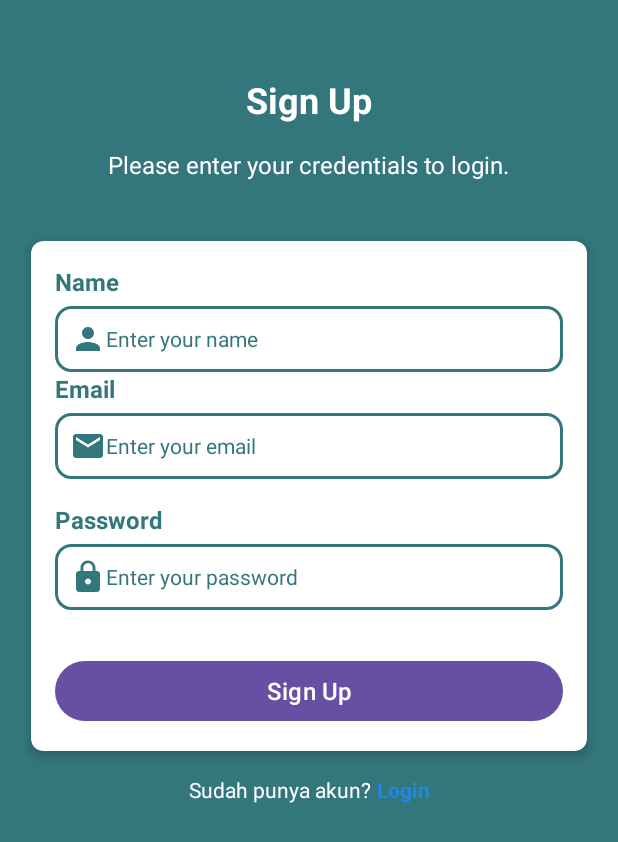
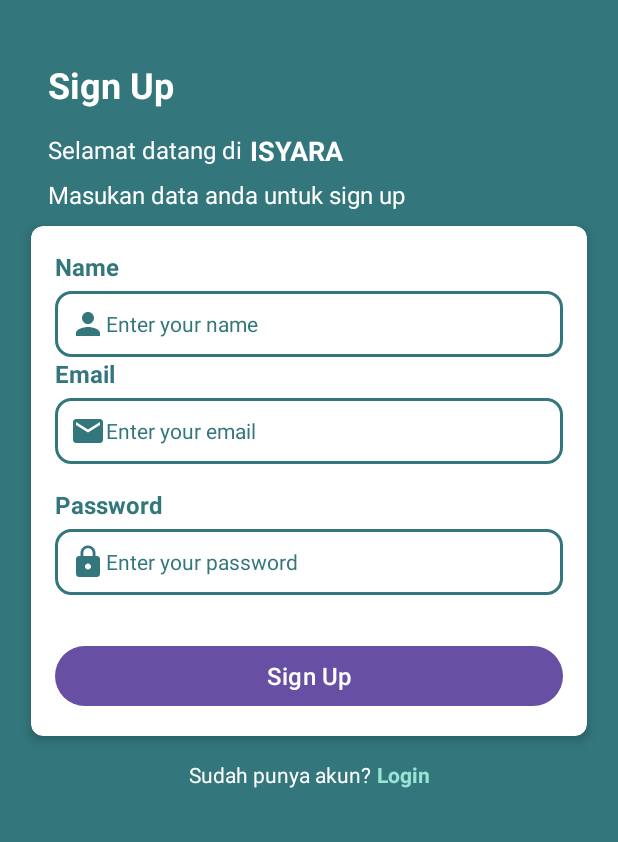
Before and after one commit to Isyara-App/MobileDevelopment, an Android app: the SignupFragment screen opened through its navigation route, on a phone screen of 412 x 824 dp. Shown: the top 842 px of the screen. Run offline under Robolectric (Android 15) with nearby library versions, the phone set to English and light mode, and no system bars.

Commit message:
finalisasi UI login dan signup serta navigasi antar keduanya, pengubahan color code menggunakan color primary dan penambahan  color secondary

```diff
--- a/app/build.gradle.kts
+++ b/app/build.gradle.kts
@@ -15,6 +15,8 @@ android {
         versionName = "1.0"
 
         testInstrumentationRunner = "androidx.test.runner.AndroidJUnitRunner"
+
+        multiDexEnabled = true
     }
 
     buildTypes {
@@ -40,6 +42,7 @@ android {
 
 dependencies {
 
+    implementation (libs.androidx.multidex)
     implementation(libs.androidx.core.ktx)
     implementation(libs.androidx.appcompat)
     implementation(libs.material)
@@ -49,8 +52,6 @@ dependencies {
     implementation(libs.androidx.lifecycle.livedata.ktx)
     implementation(libs.androidx.lifecycle.viewmodel.ktx)
     implementation(libs.androidx.fragment.ktx)
-    implementation(libs.androidx.navigation.fragment.ktx)
-    implementation(libs.androidx.navigation.ui.ktx)
     implementation(libs.androidx.annotation)
     testImplementation(libs.junit)
     androidTestImplementation(libs.androidx.junit)
--- a/app/src/main/java/com/example/isyara/ui/loginandsignup/LoginFragment.kt
+++ b/app/src/main/java/com/example/isyara/ui/loginandsignup/LoginFragment.kt
@@ -21,6 +21,9 @@ class LoginFragment : Fragment() {
         binding.loginButton.setOnClickListener {
             findNavController().navigate(R.id.action_loginFragment_to_homeScreenFragment)
         }
+        binding.signUpText.setOnClickListener {
+            findNavController().navigate(R.id.action_loginFragment_to_signupFragment)
+        }
         return binding.root
     }
 
--- a/app/src/main/java/com/example/isyara/ui/loginandsignup/SignupFragment.kt
+++ b/app/src/main/java/com/example/isyara/ui/loginandsignup/SignupFragment.kt
@@ -21,6 +21,9 @@ class SignupFragment : Fragment() {
         binding.signupButton.setOnClickListener {
             findNavController().navigate(R.id.action_signupFragment_to_homeScreenFragment)
         }
+        binding.loginText.setOnClickListener {
+            findNavController().navigate(R.id.action_signupFragment_to_loginFragment)
+        }
         return binding.root
     }
 
--- a/app/src/main/res/layout/fragment_onboard.xml
+++ b/app/src/main/res/layout/fragment_onboard.xml
@@ -3,7 +3,7 @@
     android:layout_width="match_parent"
     android:layout_height="match_parent"
     xmlns:app="http://schemas.android.com/apk/res-auto"
-    android:background="#33767C">
+    android:background="@color/primary">
 
     <!-- Gambar besar di tengah -->
     <ImageView
@@ -40,7 +40,7 @@
                 android:text="@string/isyara_title"
                 android:textSize="24sp"
                 android:textStyle="bold"
-                android:textColor="#33767C" />
+                android:textColor="@color/primary" />
 
             <TextView
                 android:id="@+id/cardDescription"
--- a/app/src/main/res/layout/fragment_signup.xml
+++ b/app/src/main/res/layout/fragment_signup.xml
@@ -4,7 +4,7 @@
     xmlns:tools="http://schemas.android.com/tools"
     android:layout_width="match_parent"
     android:layout_height="match_parent"
-    android:background="#33767C">
+    android:background="@color/primary">
 
     <!-- Title SignUp -->
     <TextView
@@ -15,27 +15,53 @@
         android:textSize="24sp"
         android:textStyle="bold"
         android:textColor="@color/white"
-        android:layout_marginTop="50dp"
+        android:layout_marginTop="40dp"
         android:layout_marginStart="32dp"
         android:layout_marginEnd="32dp"
         app:layout_constraintTop_toTopOf="parent"
-        app:layout_constraintStart_toStartOf="parent"
-        app:layout_constraintEnd_toEndOf="parent"/>
+        app:layout_constraintStart_toStartOf="parent" />
 
     <!-- Subtitle below Login title -->
     <TextView
-        android:id="@+id/subtitleText"
+        android:id="@+id/signupText1"
         android:layout_width="wrap_content"
         android:layout_height="wrap_content"
-        android:text="Please enter your credentials to login."
+        android:text="@string/signup_text1"
         android:textSize="16sp"
         android:textColor="@color/white"
         android:layout_marginTop="16dp"
         android:layout_marginStart="32dp"
         android:layout_marginEnd="32dp"
         app:layout_constraintTop_toBottomOf="@id/titleSignup"
-        app:layout_constraintStart_toStartOf="parent"
-        app:layout_constraintEnd_toEndOf="parent"/>
+        app:layout_constraintStart_toStartOf="parent" />
+
+    <TextView
+        android:id="@+id/signupText3"
+        android:layout_width="wrap_content"
+        android:layout_height="wrap_content"
+        android:text="@string/isyara_title"
+        android:textSize="18sp"
+        android:textStyle="bold"
+        android:textColor="@color/white"
+        android:layout_marginTop="15dp"
+        android:layout_marginStart="5dp"
+        android:layout_marginEnd="32dp"
+        app:layout_constraintTop_toBottomOf="@id/titleSignup"
+        app:layout_constraintStart_toEndOf="@id/signupText1" />
+
+    <!-- Subtitle below Login title -->
+    <TextView
+        android:id="@+id/signupText2"
+        android:layout_width="wrap_content"
+        android:layout_height="wrap_content"
+        android:text="@string/signup_text2"
+        android:textSize="16sp"
+        android:textColor="@color/white"
+        android:layout_marginTop="8dp"
+        android:layout_marginStart="32dp"
+        android:layout_marginEnd="32dp"
+        app:layout_constraintTop_toBottomOf="@id/signupText1"
+        app:layout_constraintStart_toStartOf="parent" />
 
     <!-- CardView for Email, Password, and Login Button -->
     <androidx.cardview.widget.CardView
@@ -45,7 +71,7 @@
         android:layout_marginTop="40dp"
         app:cardCornerRadius="8dp"
         app:cardElevation="4dp"
-        app:layout_constraintTop_toBottomOf="@id/subtitleText"
+        app:layout_constraintTop_toBottomOf="@id/signupText1"
         app:layout_constraintStart_toStartOf="parent"
         app:layout_constraintEnd_toEndOf="parent"
         app:layout_constraintWidth_percent="0.9">
@@ -60,21 +86,21 @@
                 android:id="@+id/nameLabel"
                 android:layout_width="wrap_content"
                 android:layout_height="wrap_content"
-                android:text="Name"
+                android:text="@string/name_text"
                 android:textSize="16sp"
                 android:textStyle="bold"
-                android:textColor="#33767C"/>
+                android:textColor="@color/primary"/>
 
             <EditText
                 android:id="@+id/nameInput"
                 android:layout_width="match_parent"
                 android:layout_height="wrap_content"
                 android:layout_marginTop="5dp"
-                android:hint="Enter your name"
+                android:hint="@string/name_input"
                 android:inputType="textEmailAddress"
                 android:textSize="14sp"
                 android:background="@drawable/input_border"
-                android:drawableTint="#33767C"
+                android:drawableTint="@color/primary"
                 android:padding="10dp"
                 android:drawableStart="@drawable/ic_profile"/>
 
@@ -86,18 +112,19 @@
                 android:text="@string/email_text"
                 android:textSize="16sp"
                 android:textStyle="bold"
-                android:textColor="#33767C"/>
+                android:textColor="@color/primary"/>
 
             <EditText
                 android:id="@+id/emailInput"
                 android:layout_width="match_parent"
                 android:layout_height="wrap_content"
                 android:layout_marginTop="5dp"
-                android:hint="Enter your email"
+                android:autofillHints="example@gmail.com"
+                android:hint="@string/email_input"
                 android:inputType="textEmailAddress"
                 android:textSize="14sp"
                 android:background="@drawable/input_border"
-                android:drawableTint="#33767C"
+                android:drawableTint="@color/primary"
                 android:padding="10dp"
                 android:drawableStart="@drawable/ic_email"/>
 
@@ -109,19 +136,20 @@
                 android:text="@string/password_text"
                 android:textSize="16sp"
                 android:textStyle="bold"
-                android:textColor="#33767C"
+                android:textColor="@color/primary"
                 android:layout_marginTop="16dp"/>
 
             <EditText
                 android:id="@+id/passwordInput"
                 android:layout_width="match_parent"
                 android:layout_height="wrap_content"
-                android:hint="Enter your password"
+                android:autofillHints="******"
+                android:hint="@string/password_input"
                 android:inputType="textPassword"
                 android:layout_marginTop="5dp"
                 android:textSize="14sp"
                 android:background="@drawable/input_border"
-                android:drawableTint="#33767C"
+                android:drawableTint="@color/primary"
                 android:padding="10dp"
                 android:drawableStart="@drawable/ic_password"/>
 
@@ -154,7 +182,7 @@
         <TextView
             android:layout_width="wrap_content"
             android:layout_height="wrap_content"
-            android:text="Sudah punya akun?"
+            android:text="@string/have_account_text"
             android:textSize="14sp"
             android:textColor="@color/white"
             android:layout_gravity="center"/>
@@ -166,7 +194,7 @@
             android:text="@string/login_text"
             android:textSize="14sp"
             android:textStyle="bold"
-            android:textColor="#1E88E5"
+            android:textColor="@color/secondary"
             android:layout_marginStart="4dp"
             android:layout_gravity="center"
             android:clickable="true"
--- a/app/src/main/res/navigation/mobile_navigation.xml
+++ b/app/src/main/res/navigation/mobile_navigation.xml
@@ -26,6 +26,9 @@
         <action
             android:id="@+id/action_loginFragment_to_homeScreenFragment"
             app:destination="@id/homeScreenFragment" />
+        <action
+            android:id="@+id/action_loginFragment_to_signupFragment"
+            app:destination="@id/signupFragment" />
     </fragment>
 
     <fragment
@@ -36,6 +39,9 @@
         <action
             android:id="@+id/action_signupFragment_to_homeScreenFragment"
             app:destination="@id/homeScreenFragment" />
+        <action
+            android:id="@+id/action_signupFragment_to_loginFragment"
+            app:destination="@id/loginFragment" />
     </fragment>
 
     <fragment
--- a/app/src/main/res/values/colors.xml
+++ b/app/src/main/res/values/colors.xml
@@ -3,4 +3,5 @@
     <color name="black">#FF000000</color>
     <color name="white">#FFFFFFFF</color>
     <color name="primary">#33767C</color>
+    <color name="secondary">#97E3D6</color>
 </resources>
--- a/app/src/main/res/values/strings.xml
+++ b/app/src/main/res/values/strings.xml
@@ -25,4 +25,14 @@
     <string name="mencari_kata">Mencari kata...</string>
     <string name="huruf">Huruf</string>
     <string name="kata">Kata</string>
+    <string name="login_text1">Selamat datang kembali</string>
+    <string name="login_text2">Masukan data anda untuk login</string>
+    <string name="email_input">Enter your email</string>
+    <string name="password_input">Enter your password</string>
+    <string name="no_account">Belum punya akun?</string>
+    <string name="signup_text1">Selamat datang di</string>
+    <string name="signup_text2">Masukan data anda untuk sign up</string>
+    <string name="name_text">Name</string>
+    <string name="name_input">Enter your name</string>
+    <string name="have_account_text">Sudah punya akun?</string>
 </resources>
--- a/gradle/libs.versions.toml
+++ b/gradle/libs.versions.toml
@@ -13,6 +13,7 @@ legacySupportV4 = "1.0.0"
 lifecycleLivedataKtx = "2.8.7"
 lifecycleViewmodelKtx = "2.8.7"
 fragmentKtx = "1.8.4"
+multidex = "2.0.1"
 navigationFragmentKtx = "2.8.3"
 navigationUiKtx = "2.8.3"
 navigationUiKtxVersion = "2.7.4"
@@ -20,6 +21,7 @@ annotation = "1.9.1"
 
 [libraries]
 androidx-core-ktx = { group = "androidx.core", name = "core-ktx", version.ref = "coreKtx" }
+androidx-multidex = { module = "androidx.multidex:multidex", version.ref = "multidex" }
 androidx-navigation-ui-ktx-v274 = { module = "androidx.navigation:navigation-ui-ktx", version.ref = "navigationUiKtxVersion" }
 junit = { group = "junit", name = "junit", version.ref = "junit" }
 androidx-junit = { group = "androidx.test.ext", name = "junit", version.ref = "junitVersion" }
```
Also changed, not shown: app/src/main/res/layout/fragment_login.xml (+32 -26 lines), 1 other file.
